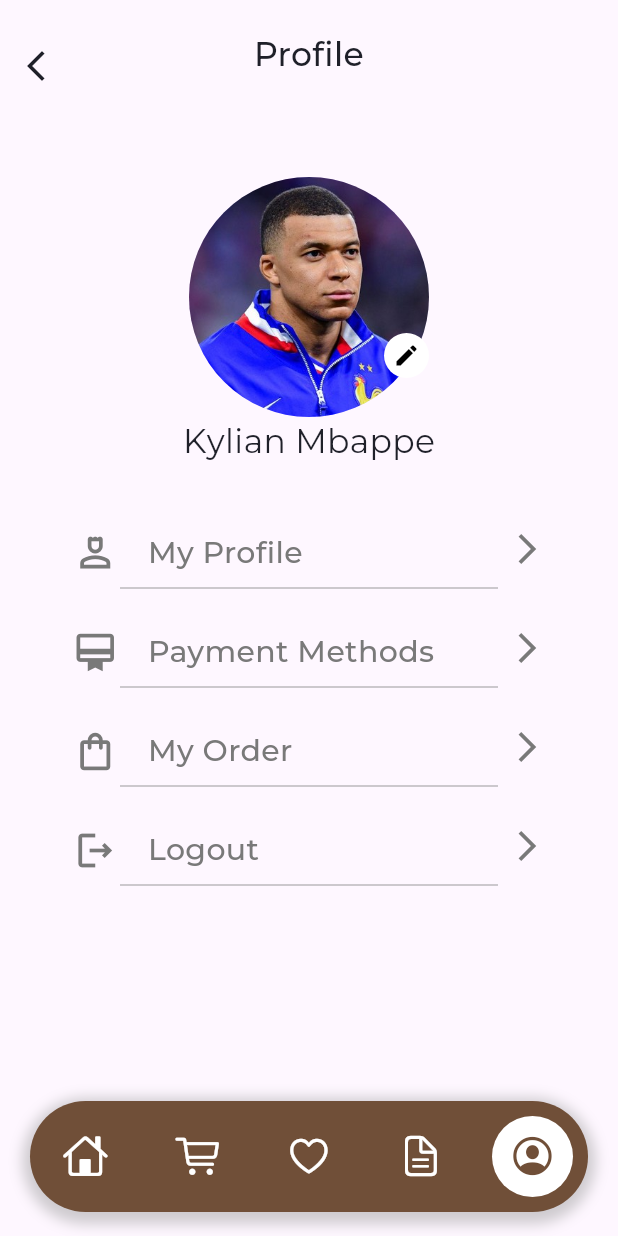
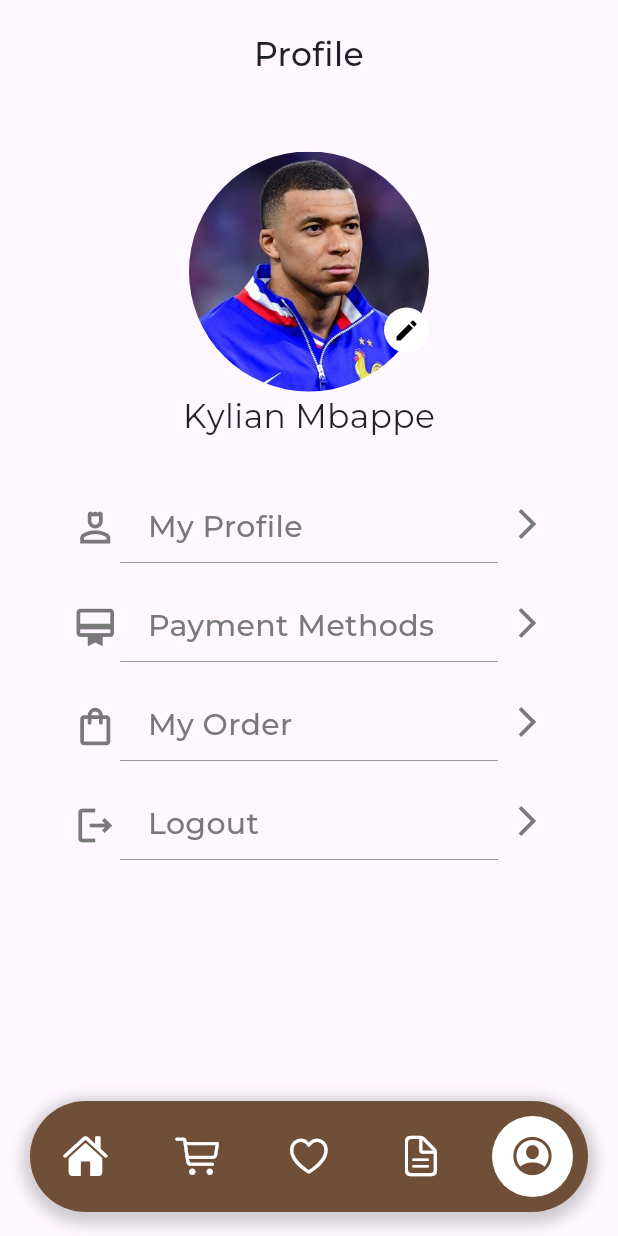
Before and after one commit to Daffaaditya2807/online-store-app-grup3, a Flutter app: the NavigationBarBottom screen opened directly, swiped to page 5, on a phone screen of 412 x 824 dp. Run offline on Flutter 3.47's test engine with Material 3 defaults, Android fonts, the phone set to English and light mode, and no system bars; our stand-ins replace buttons_tabbar, carousel_slider, dotted_line, google_fonts, persistent_bottom_nav_bar; network calls fail.

Commit message:
update ui

```diff
--- a/lib/main.dart
+++ b/lib/main.dart
@@ -1,7 +1,4 @@
 import 'package:flutter/material.dart';
-import 'package:online_app_final_project/page/detail_product.dart';
-import 'package:online_app_final_project/page/profile.dart';
-import 'package:online_app_final_project/page/profile_detail.dart';
 import 'package:online_app_final_project/page/splash_screen.dart';
 
 void main() {
--- a/lib/page/cart_product.dart
+++ b/lib/page/cart_product.dart
@@ -3,6 +3,7 @@
 import 'package:google_fonts/google_fonts.dart';
 import 'package:online_app_final_project/component/button.dart';
 import 'package:online_app_final_project/component/list_colour.dart';
+import 'package:online_app_final_project/page/payments_methods.dart';
 
 class CartProduct extends StatefulWidget {
   @override
@@ -129,7 +130,14 @@
                             padding: const EdgeInsets.only(top: 20, bottom: 5),
                             child: button(
                                 nameButton: "Confirm Checkout",
-                                onPress: () {},
+                                onPress: () {
+                                  Navigator.push(
+                                      context,
+                                      MaterialPageRoute(
+                                        builder: (context) =>
+                                            PaymentOptionsPage(),
+                                      ));
+                                },
                                 colorButton: brownSecondary,
                                 textColorButton: Colors.white),
                           )
--- a/lib/page/favorite_product.dart
+++ b/lib/page/favorite_product.dart
@@ -1,3 +1,4 @@
+import 'package:flutter/cupertino.dart';
 import 'package:flutter/material.dart';
 import 'package:google_fonts/google_fonts.dart';
 import 'package:online_app_final_project/component/list_colour.dart';
@@ -92,7 +93,7 @@
                     child: const Padding(
                       padding: EdgeInsets.all(8.0),
                       child: Icon(
-                        Icons.payments_outlined,
+                        CupertinoIcons.creditcard,
                         color: Colors.white,
                       ),
                     ),
--- a/lib/page/my_order.dart
+++ b/lib/page/my_order.dart
@@ -21,6 +21,7 @@
               ListView.builder(
                 padding: EdgeInsets.all(16.0),
                 shrinkWrap: true,
+                physics: const NeverScrollableScrollPhysics(),
                 itemCount: 5, // Replace with the number of transactions
                 itemBuilder: (context, index) {
                   return TransactionCard();
--- a/lib/page/navigation_bar.dart
+++ b/lib/page/navigation_bar.dart
@@ -1,11 +1,11 @@
 import 'package:flutter/cupertino.dart';
 import 'package:flutter/material.dart';
+import 'package:online_app_final_project/component/list_colour.dart';
 import 'package:online_app_final_project/page/dashboard.dart';
 import 'package:online_app_final_project/page/favorite_product.dart';
 import 'package:online_app_final_project/page/my_order.dart';
 import 'package:online_app_final_project/page/product_list.dart';
 import 'package:online_app_final_project/page/profile.dart';
-import 'package:persistent_bottom_nav_bar/persistent_tab_view.dart';
 
 class NavigationBarBottom extends StatefulWidget {
   final int initialIndex;
@@ -75,7 +75,7 @@
       child: Container(
         width: double.infinity,
         decoration: BoxDecoration(
-            color: const Color(0xff704F38),
+            color: brownSecondary,
             boxShadow: [
               BoxShadow(
                 color: Colors.grey.withOpacity(0.5),
@@ -95,9 +95,7 @@
                 curve: Curves.ease,
                 decoration: ShapeDecoration(
                     shape: const CircleBorder(),
-                    color: pageSelected == 0
-                        ? Colors.white
-                        : const Color(0xff704F38)),
+                    color: pageSelected == 0 ? Colors.white : brownSecondary),
                 child: Padding(
                     padding: const EdgeInsets.all(3),
                     child: IconButton(
@@ -108,10 +106,9 @@
                         });
                       },
                       icon: Icon(
-                        CupertinoIcons.home,
-                        color: pageSelected == 0
-                            ? const Color(0xff704F38)
-                            : Colors.white,
+                        CupertinoIcons.house_fill,
+                        color:
+                            pageSelected == 0 ? brownSecondary : Colors.white,
                         size: 30,
                       ),
                     )),
@@ -121,9 +118,7 @@
                 curve: Curves.ease,
                 decoration: ShapeDecoration(
                     shape: const CircleBorder(),
-                    color: pageSelected == 1
-                        ? Colors.white
-                        : const Color(0xff704F38)),
+                    color: pageSelected == 1 ? Colors.white : brownSecondary),
                 child: Padding(
                     padding: const EdgeInsets.all(3),
                     child: IconButton(
@@ -135,9 +130,8 @@
                       },
                       icon: Icon(
                         CupertinoIcons.cart,
-                        color: pageSelected == 1
-                            ? const Color(0xff704F38)
-                            : Colors.white,
+                        color:
+                            pageSelected == 1 ? brownSecondary : Colors.white,
                         size: 30,
                       ),
                     )),
@@ -147,9 +141,7 @@
                 curve: Curves.ease,
                 decoration: ShapeDecoration(
                     shape: const CircleBorder(),
-                    color: pageSelected == 2
-                        ? Colors.white
-                        : const Color(0xff704F38)),
+                    color: pageSelected == 2 ? Colors.white : brownSecondary),
                 child: Padding(
                     padding: const EdgeInsets.all(3),
                     child: IconButton(
@@ -161,9 +153,8 @@
                       },
                       icon: Icon(
                         CupertinoIcons.heart,
-                        color: pageSelected == 2
-                            ? const Color(0xff704F38)
-                            : Colors.white,
+                        color:
+                            pageSelected == 2 ? brownSecondary : Colors.white,
                         size: 30,
                       ),
                     )),
@@ -173,9 +164,7 @@
                 curve: Curves.ease,
                 decoration: ShapeDecoration(
                     shape: const CircleBorder(),
-                    color: pageSelected == 3
-                        ? Colors.white
-                        : const Color(0xff704F38)),
+                    color: pageSelected == 3 ? Colors.white : brownSecondary),
                 child: Padding(
                   padding: const EdgeInsets.all(3),
                   child: IconButton(
@@ -187,9 +176,8 @@
                       },
                       icon: Icon(
                         CupertinoIcons.doc_text,
-                        color: pageSelected == 3
-                            ? Color(0xff704F38)
-                            : Colors.white,
+                        color:
+                            pageSelected == 3 ? brownSecondary : Colors.white,
                         size: 30,
                       )),
                 ),
@@ -199,9 +187,7 @@
                 curve: Curves.ease,
                 decoration: ShapeDecoration(
                     shape: const CircleBorder(),
-                    color: pageSelected == 4
-                        ? Colors.white
-                        : const Color(0xff704F38)),
+                    color: pageSelected == 4 ? Colors.white : brownSecondary),
                 child: Padding(
                   padding: const EdgeInsets.all(3),
                   child: IconButton(
@@ -213,9 +199,8 @@
                       },
                       icon: Icon(
                         CupertinoIcons.profile_circled,
-                        color: pageSelected == 4
-                            ? Color(0xff704F38)
-                            : Colors.white,
+                        color:
+                            pageSelected == 4 ? brownSecondary : Colors.white,
                         size: 30.0,
                       )),
                 ),
--- a/lib/page/profile.dart
+++ b/lib/page/profile.dart
@@ -13,23 +13,16 @@
   @override
   Widget build(BuildContext context) {
     return Scaffold(
-      body: Column(
+      body: SafeArea(
+        child: Column(
           mainAxisAlignment: MainAxisAlignment.start,
           crossAxisAlignment: CrossAxisAlignment.stretch,
           children: [
-          SizedBox(
+            const SizedBox(
               height: 20,
             ),
             Stack(
               children: [
-              Align(
-                alignment: Alignment.centerLeft,
-                child: IconButton(
-                  icon: Icon(Icons.arrow_back_ios_new_outlined),
-                  onPressed: () {},
-                  color: Color(0xFF1F2029),
-                ),
-              ),
                 Align(
                   alignment: Alignment.center,
                   child: Text(
@@ -303,6 +296,7 @@
             )
           ],
         ),
+      ),
     );
   }
 }
--- a/lib/page/profile_detail.dart
+++ b/lib/page/profile_detail.dart
@@ -19,10 +19,7 @@
         leading: IconButton(
           icon: Icon(Icons.arrow_back_ios_new_outlined),
           onPressed: () {
-            Navigator.push(
-              context,
-              MaterialPageRoute(builder: (context) => ProfilePage()),
-            );
+            Navigator.of(context).pop();
           },
           color: Color(0xFF1F2029),
         ),
```
Lines whose indentation alone changed are shown as unchanged.
